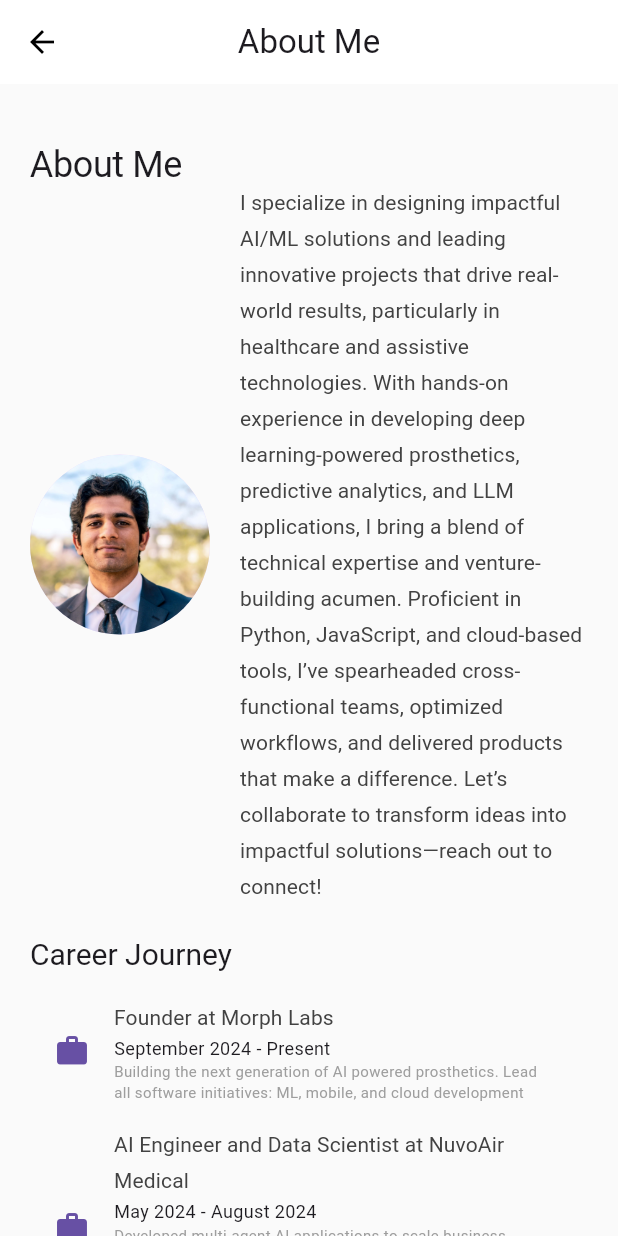
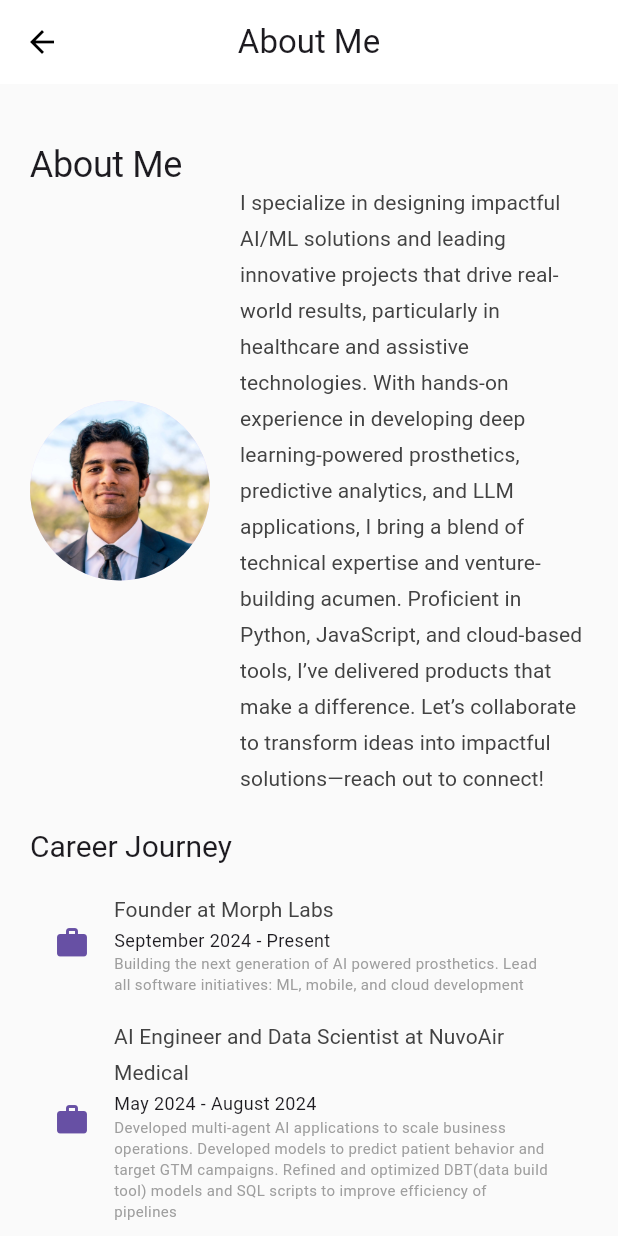
Before and after one commit to s-mehra/personal_website, a Flutter app: the AboutPage screen opened by its route, on a phone screen of 412 x 824 dp. Run offline on Flutter 3.47's test engine with Material 3 defaults, Android fonts, the phone set to English and light mode, and no system bars; our stand-ins replace font_awesome_flutter; Roboto replaces fonts that are missing (Poppins).

Commit message:
adjusted bio

```diff
--- a/lib/main.dart
+++ b/lib/main.dart
@@ -350,7 +350,7 @@ class AboutPage extends StatelessWidget {
                     SizedBox(width: 20),
                     Expanded(
                       child: Text(
-                        "I specialize in designing impactful AI/ML solutions and leading innovative projects that drive real-world results, particularly in healthcare and assistive technologies. With hands-on experience in developing deep learning-powered prosthetics, predictive analytics, and LLM applications, I bring a blend of technical expertise and venture-building acumen. Proficient in Python, JavaScript, and cloud-based tools, I’ve spearheaded cross-functional teams, optimized workflows, and delivered products that make a difference. Let’s collaborate to transform ideas into impactful solutions—reach out to connect!",
+                        "I specialize in designing impactful AI/ML solutions and leading innovative projects that drive real-world results, particularly in healthcare and assistive technologies. With hands-on experience in developing deep learning-powered prosthetics, predictive analytics, and LLM applications, I bring a blend of technical expertise and venture-building acumen. Proficient in Python, JavaScript, and cloud-based tools, I’ve delivered products that make a difference. Let’s collaborate to transform ideas into impactful solutions—reach out to connect!",
                         style: Theme.of(context).textTheme.bodyLarge?.copyWith(
                           fontSize: screenWidth > 800 ? 16 : 14, // Adjust font size
                         ),
```
